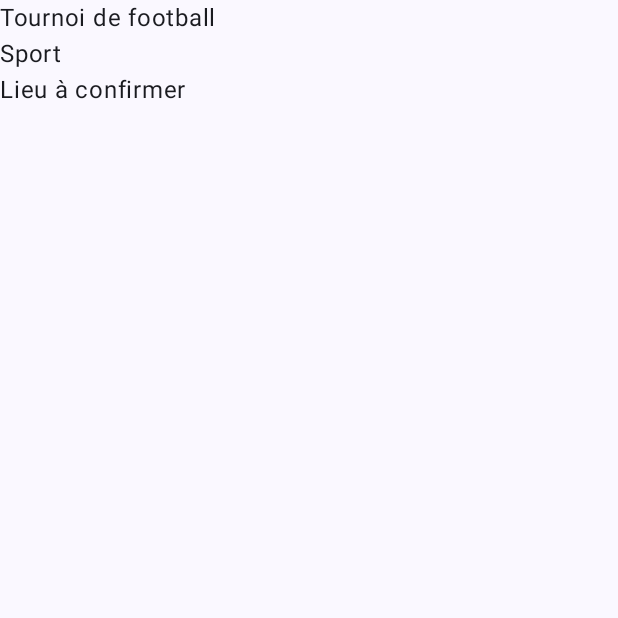
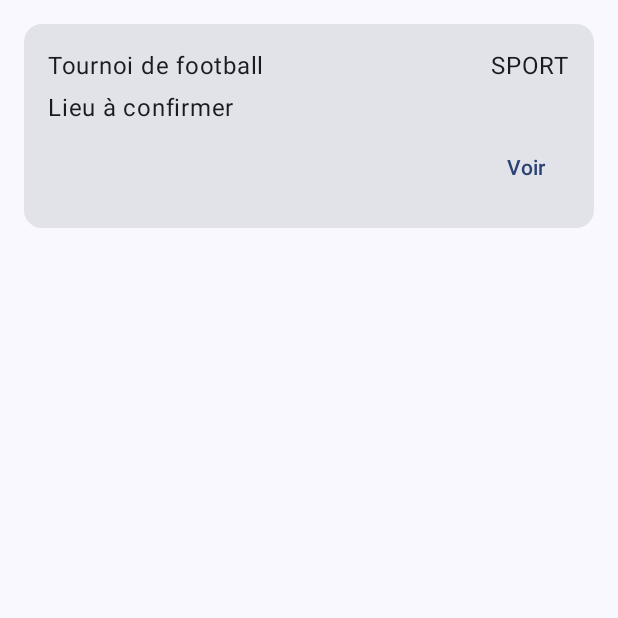
Before and after one commit to HotMb/campus-android, an Android app built with Jetpack Compose: the screen it shows after launch (MainActivity), on a phone screen of 412 x 824 dp, the top half of it. Run offline under Robolectric (Android 15) with nearby library versions, the phone set to English and light mode, and no system bars.

Commit message:
Ajout EventCard et previews avec un titre long et sans lieu

```diff
--- /dev/null
+++ b/app/src/main/java/fr/esgi4/campus/Event.kt
@@ -0,0 +1,9 @@
+package fr.esgi4.campus
+
+data class Event(
+    val id: Int,
+    val title: String,
+    val category: String,
+    val location: String?,
+    val capacity: Int
+)
--- a/app/src/main/java/fr/esgi4/campus/MainActivity.kt
+++ b/app/src/main/java/fr/esgi4/campus/MainActivity.kt
@@ -15,6 +15,13 @@ import fr.esgi4.campus.ui.theme.CampusTheme
 import android.util.Log
 import androidx.compose.foundation.layout.Column
 import androidx.compose.material3.MaterialTheme
+import androidx.compose.foundation.layout.Arrangement
+import androidx.compose.foundation.layout.Row
+import androidx.compose.foundation.layout.fillMaxWidth
+import androidx.compose.material3.Card
+import androidx.compose.material3.TextButton
+import androidx.compose.ui.Alignment
+import androidx.compose.ui.unit.dp
 
 private const val TAG = "Campus"
 
@@ -23,14 +30,31 @@ class MainActivity : ComponentActivity() {
         super.onCreate(savedInstanceState)
 
         enableEdgeToEdge()
+
         setContent {
             CampusTheme {
-                Scaffold(modifier = Modifier.fillMaxSize()) { innerPadding ->
-                    Column(modifier = Modifier.padding(innerPadding)) {
-                        EventHeader(
+                Scaffold(
+                    modifier = Modifier.fillMaxSize()
+                ) { innerPadding ->
+                    Column(
+                        modifier = Modifier.padding(innerPadding)
+                    ) {
+                        val event = Event(
+                            id = 1,
                             title = "Tournoi de football",
-                            category = "Sport",
-                            location = null
+                            category = "SPORT",
+                            location = null,
+                            capacity = 12
+                        )
+
+                        EventCard(
+                            event = event,
+                            onClick = {
+                                Log.d(TAG, "Ouvrir ${event.id}")
+                            },
+                            modifier = Modifier
+                                .padding(16.dp)
+                                .fillMaxWidth()
                         )
                     }
                 }
@@ -79,3 +103,91 @@ fun EventHeaderPreview() {
         )
     }
 }
+
+@Composable
+fun EventCard(
+    event: Event,
+    onClick: () -> Unit,
+    modifier: Modifier = Modifier
+) {
+    Card(
+        onClick = onClick,
+        modifier = modifier
+    ) {
+        Column(
+            modifier = Modifier.padding(16.dp),
+            verticalArrangement = Arrangement.spacedBy(4.dp)
+        ) {
+            Row(
+                modifier = Modifier.fillMaxWidth(),
+                horizontalArrangement = Arrangement.spacedBy(8.dp)
+            ) {
+                Text(
+                    text = event.title,
+                    modifier = Modifier.weight(1f)
+                )
+
+                Text(text = event.category)
+            }
+
+            Text(
+                text = event.location ?: "Lieu à confirmer"
+            )
+
+            TextButton(
+                onClick = onClick,
+                modifier = Modifier.align(Alignment.End)
+            ) {
+                Text(text = "Voir")
+            }
+        }
+    }
+}
+
+@Preview(
+    name = "Sans lieu",
+    showBackground = true,
+    widthDp = 360
+)
+@Composable
+fun EventCardWithoutLocationPreview() {
+    MaterialTheme {
+        EventCard(
+            event = Event(
+                id = 2,
+                title = "Tournoi de football",
+                category = "SPORT",
+                location = null,
+                capacity = 12
+            ),
+            onClick = {},
+            modifier = Modifier
+                .padding(16.dp)
+                .fillMaxWidth()
+        )
+    }
+}
+
+@Preview(
+    name = "Titre long",
+    showBackground = true,
+    widthDp = 360
+)
+@Composable
+fun EventCardLongTitlePreview() {
+    CampusTheme {
+        EventCard(
+            event = Event(
+                id = 3,
+                title = "Conférence Kotlin et Android : apprendre à créer des applications pour le campus !",
+                category = "TECH",
+                location = "Salle 204",
+                capacity = 30
+            ),
+            onClick = {},
+            modifier = Modifier
+                .padding(16.dp)
+                .fillMaxWidth()
+        )
+    }
+}
```
